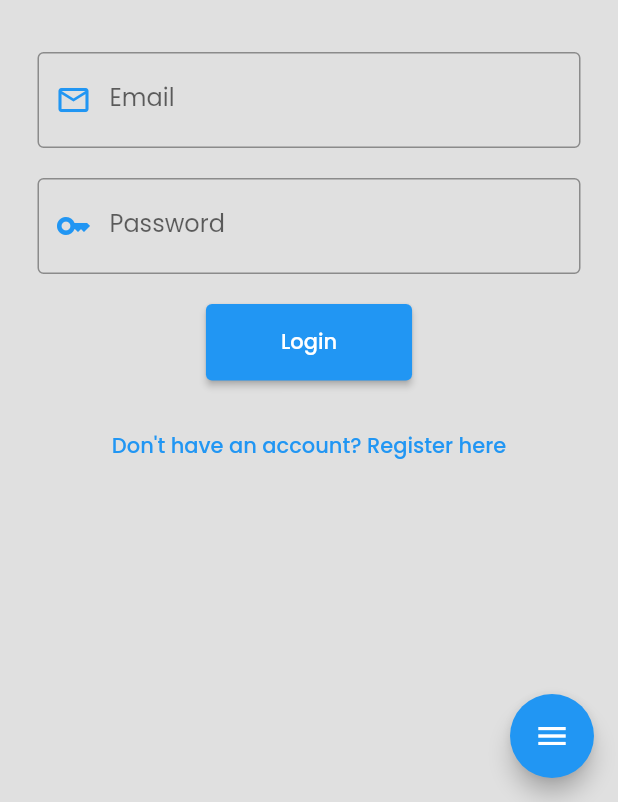
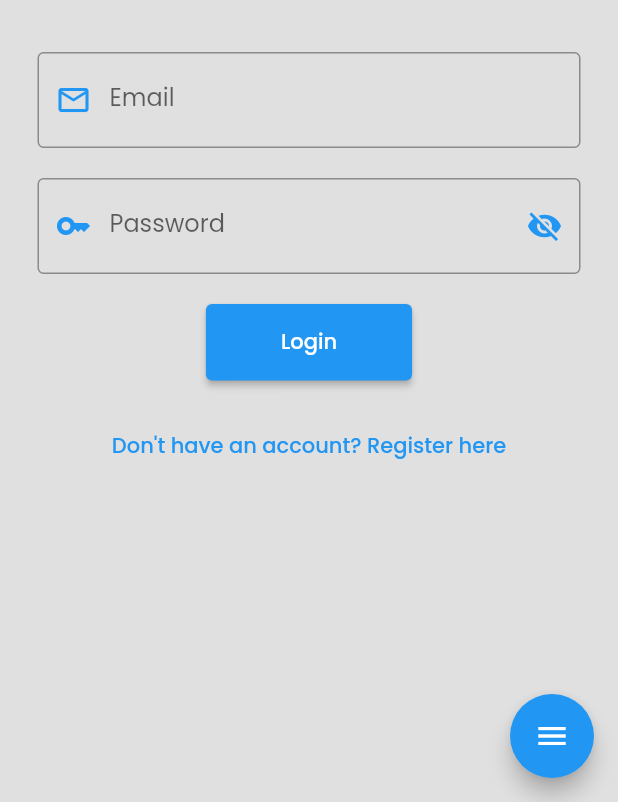
Before and after one commit to BrandonThomas84/gateway-fence-employee, a Flutter app: the LoginScreen screen opened by its route, on a phone screen of 412 x 824 dp, the part 434-1236 px from its top. Run offline on Flutter 3.47's test engine with Material 2 defaults, Android fonts, the light colour scheme and no system bars; our stand-ins replace firebase_auth, firebase_core, firebase_database, form_field_validator, geolocator, go_router; accounts and stored records are empty.

Commit message:
Adding password visibility to the login screen

```diff
--- a/lib/screens/login.dart
+++ b/lib/screens/login.dart
@@ -26,6 +26,7 @@ class _LoginScreenState extends State<LoginScreen> {
   late final _formkey = GlobalKey<FormState>();
   String _email = '';
   String _password = '';
+  bool _passwordVisible = false;
 
   @override
   void initState() {
@@ -94,16 +95,28 @@ class _LoginScreenState extends State<LoginScreen> {
                 ),
                 const SizedBox(height: 20),
                 TextFormField(
-                  obscureText: true,
-                  decoration: const InputDecoration(
+                  obscureText: !_passwordVisible,
+                  decoration: InputDecoration(
                       hintText: 'Password',
                       labelText: 'Password',
-                    prefixIcon: Icon(
+                      prefixIcon: const Icon(
                         Icons.key_outlined,
                         color: AppColors.blue,
                       ),
-                    border: OutlineInputBorder(),
+                      border: const OutlineInputBorder(),
+                      suffixIcon: IconButton(
+                        icon: Icon(
+                          _passwordVisible
+                              ? Icons.visibility
+                              : Icons.visibility_off,
+                          color: AppColors.blue,
                         ),
+                        onPressed: () {
+                          setState(() {
+                            _passwordVisible = !_passwordVisible;
+                          });
+                        },
+                      )),
                   validator: MultiValidator([
                     RequiredValidator(errorText: 'Password is required'),
                     MinLengthValidator(8,
```
Lines whose indentation alone changed are shown as unchanged.
